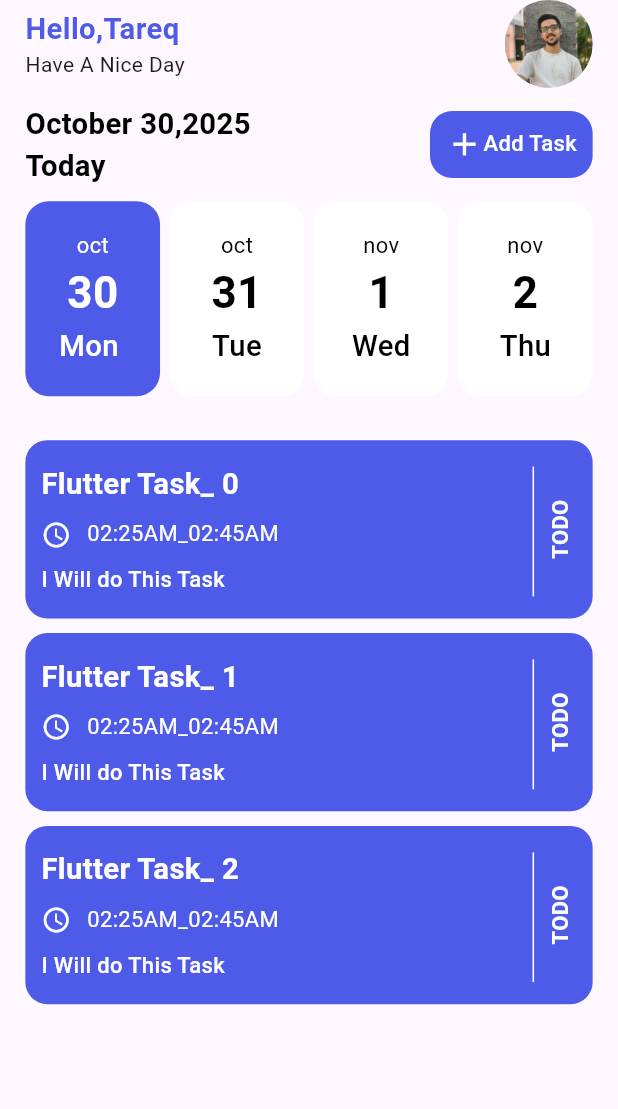
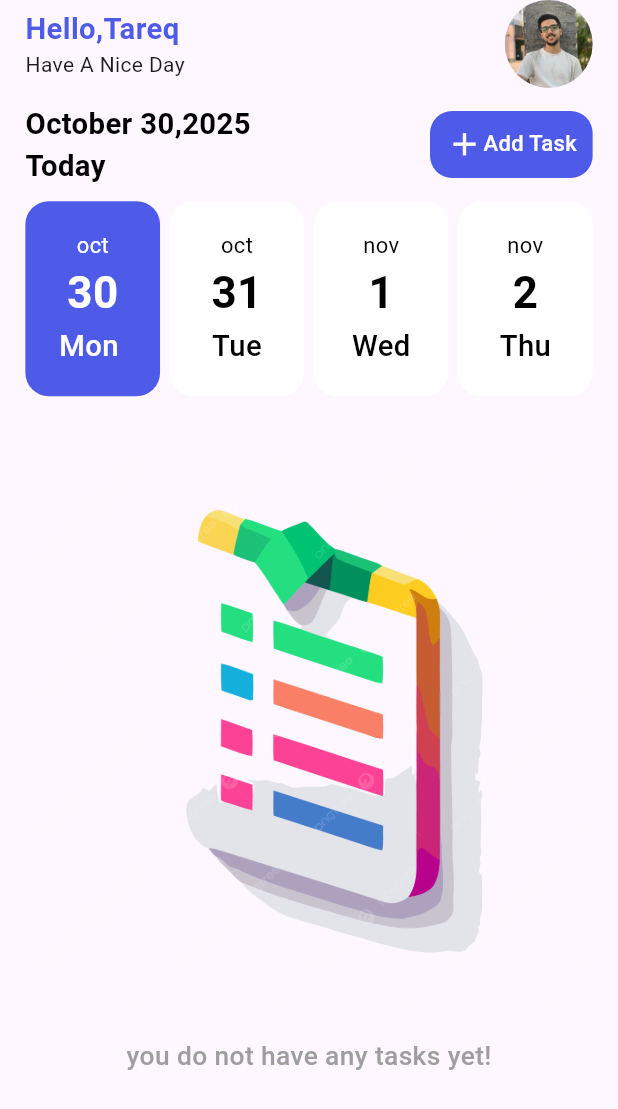
Before and after one commit to tareq-ss/talkative, a Flutter app: the screen it shows after launch, on a phone screen of 412 x 824 dp. Shown: the top 1109 px of the screen. Run offline on Flutter 3.47's test engine with Material 3 defaults, Android fonts, the phone set to English and light mode, and no system bars; our stand-ins replace flutter_screenutil, image_picker.

Commit message:
edit circle input screen edit add tasks

```diff
--- a/lib/core/theme/app_color.dart
+++ b/lib/core/theme/app_color.dart
@@ -1,7 +1,7 @@
 import 'package:flutter/material.dart';
 
 class AppColor {
-
+  static Color pinkColor=Color(0xffFF4667);
   static Color mainColor=Color(0XFF4E5AE8);
-
+  static Color orangeColors=Color(0xffFF8746);
 }
--- a/lib/featurs/form/field_text_screen.dart
+++ b/lib/featurs/form/field_text_screen.dart
@@ -10,9 +10,10 @@ class FieldTextScreen extends StatelessWidget {
   final String hint;
   final int desLine;
   final Icon? suffixIcon;
+  final TextEditingController? controller;
   final String? Function(String?)? validator;
    final void Function()? onTap;
-  const FieldTextScreen({super.key, required this.title, required this.hint, this.desLine=1, this.suffixIcon, this.validator, this.onTap, });
+  const FieldTextScreen({super.key, required this.title, required this.hint, this.desLine=1, this.suffixIcon, this.validator, this.onTap, this.controller, });
 
   @override
   Widget build(BuildContext context) {
@@ -26,6 +27,7 @@ class FieldTextScreen extends StatelessWidget {
           color: Colors.black),),
         SizedBox(height: 6.h,),
         TextFormField(
+          controller: controller,
           onTap: onTap,
           readOnly: onTap!=null,
           decoration: InputDecoration(
--- a/lib/featurs/home/model_task.dart
+++ /dev/null
@@ -1,5 +0,0 @@
-class ModelTask{
-
-
-
-}
--- /dev/null
+++ b/lib/featurs/home/models/model_task.dart
@@ -0,0 +1,23 @@
+import 'package:flutter/material.dart';
+
+import '../../../core/theme/app_color.dart';
+
+class ModelTask{
+  final Color TaskColors;
+  final String title;
+  final String startTime;
+  final String endTime;
+  final String des;
+  final String status;
+
+
+  ModelTask({required this.title,
+    required this.startTime,
+    required this.endTime,
+    required this.des,
+    required this.status,required this.TaskColors,});
+
+   static List<ModelTask> tasks=[
+  ];
+
+}
--- a/lib/featurs/screen/home_screen.dart
+++ b/lib/featurs/screen/home_screen.dart
@@ -24,7 +24,8 @@ class HomeScreen extends StatelessWidget {
               SizedBox(height: 10.h,),
               TaskFilterDate(),
               SizedBox(height: 30.h,),
-              ListTasks()
+              ListTasks(
+              )
             ],
           ),
         ),
--- a/lib/featurs/screen/list_tasks.dart
+++ b/lib/featurs/screen/list_tasks.dart
@@ -2,81 +2,35 @@
 
 import 'package:flutter/material.dart';
 import 'package:flutter_screenutil/flutter_screenutil.dart';
+import 'package:task_app/featurs/home/models/model_task.dart';
+import 'package:task_app/featurs/home/task_item.dart';
 import '../../core/theme/app_color.dart';
-class ListTasks extends StatefulWidget {
 
-  const ListTasks({super.key});
-
-  @override
-  State<ListTasks> createState() => _ListTasksState();
-}
-
-class _ListTasksState extends State<ListTasks> {
+class ListTasks extends StatelessWidget {
+  const ListTasks({super.key,});
 
   @override
   Widget build(BuildContext context) {
-    return  Expanded(
+    return ModelTask.tasks.isEmpty?Column(
+      children: [
+        Image.asset("assets/images/pngtree-colorful-icon-of-an-empty-list-of-tasks-vector-png-image_15719592.png"),
+        SizedBox(height: 20.h,),
+        Text("you do not have any tasks yet!",
+        style: TextStyle(
+          fontSize: 18.sp,
+          color: Colors.grey,
+          fontWeight: FontWeight.w500
+        ),)
+      ],
+    ) : Expanded(
       child: ListView.separated(
           separatorBuilder: (context,index)=>SizedBox(height: 10.h,),
-          itemCount: 3,
+          itemCount: ModelTask.tasks.length,
           itemBuilder: (context,index){
             return Dismissible(
                 key: UniqueKey(),
-                child: Container(
-                    padding: EdgeInsets.symmetric(vertical: 15.h,horizontal: 10.w),
-                    decoration: BoxDecoration(
-                      color: AppColor.mainColor,
-                      borderRadius: BorderRadius.circular(15.r),
-                    ),
-                    child: IntrinsicHeight(
-                      child: Row(
-                        children: [
-                          Expanded(
-                            child: Column(
-                              crossAxisAlignment: CrossAxisAlignment.start,
-                              children: [
-                                Text("Flutter Task_ $index",
-                                  style: TextStyle(
-                                      fontSize: 20.sp,
-                                      fontWeight: FontWeight.bold,
-                                      color: Colors.white),),
-                                SizedBox(height: 10.h,),
-                                Row(
-                                  children: [
-                                    Icon(Icons.schedule,color: Colors.white,size: 20,),
-                                    SizedBox(width: 10.w,),
-                                    Text("02:25AM_02:45AM",
-                                      style: TextStyle(
-                                          fontSize: 15.sp,
-                                          color: Colors.white
-                                      ),)
-                                  ],
-                                ),
-                                SizedBox(height: 10.h,),
-                                Text("I Will do This Task",
-                                  style: TextStyle(
-                                      fontSize: 15.sp,
-                                      fontWeight: FontWeight.w500,
-                                      color: Colors.white
-                                  ),)
-                              ],
-                            ),
-                          ),
-                          VerticalDivider(
-                            color: Colors.white,
-                            thickness: 1.w,
-                            indent: 3.h,
-                          ),
-                          RotatedBox(quarterTurns: 3,
-                            child: Text("TODO",
-                              style: TextStyle(
-                                  fontWeight: FontWeight.bold,
-                                  fontSize: 15.sp,
-                                  color: Colors.white),),
-                          )
-                        ],
-                      ),
-                    )
+                child: TaskItem(
+                  TaskModel: ModelTask.tasks[index]
                 ));
           }
 
--- /dev/null
+++ b/lib/featurs/screen/modal_list.dart
@@ -0,0 +1,6 @@
+
+
+class ModalList{
+
+
+}
```
Also changed, not shown: lib/featurs/home/task_item.dart (added, +71 -0 lines), lib/featurs/screen/add_tasks.dart (+64 -5 lines), lib/featurs/screen/circle_input_screen.dart (+8 -2 lines), assets/images/pngtree-colorful-icon-of-an-empty-list-of-tasks-vector-png-image_15719592.png (added).
